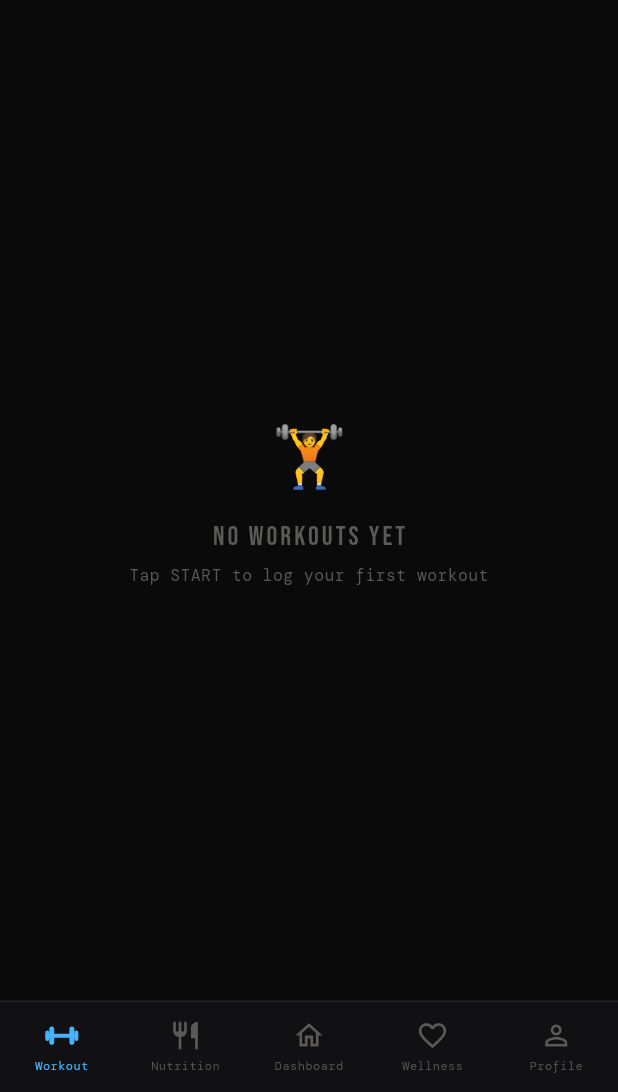
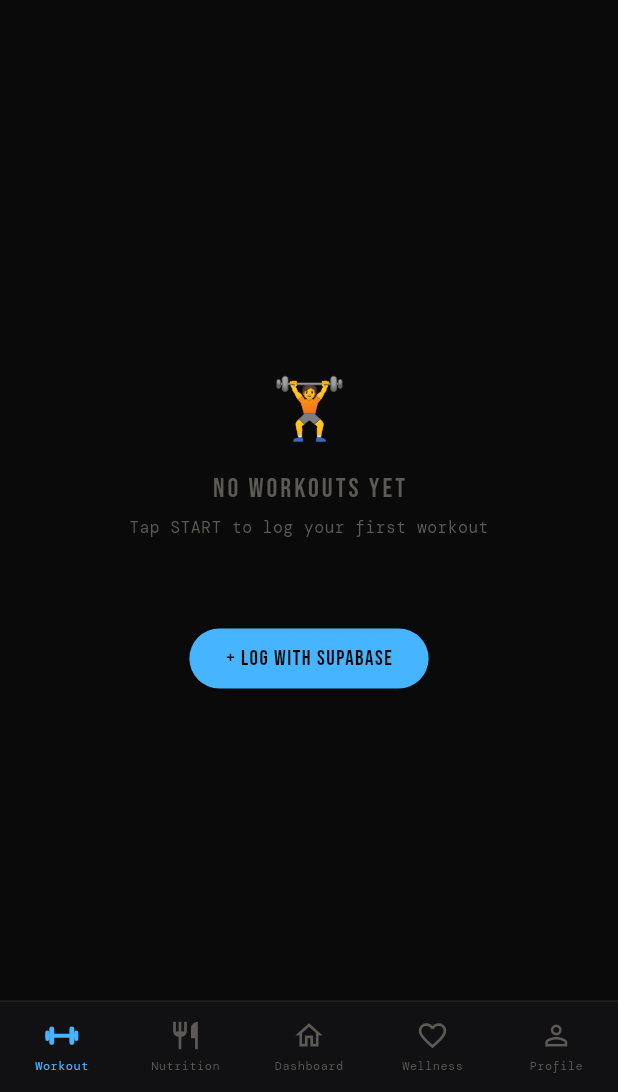
Before and after one commit to Brandon-Begley/IronMind, a Flutter app: the screen it shows after launch, item 2 of the bottom bar chosen, after a tap on "Workout", on a phone screen of 412 x 824 dp, the part 144-1236 px from its top. Run offline on Flutter 3.47's test engine with Material 3 defaults, Android fonts, the phone set to English and light mode, and no system bars; our stand-ins replace csv, file_picker, fl_chart, google_fonts, shared_preferences, supabase_flutter; accounts and stored records are empty; network calls fail.

Commit message:
Integrate workout and meal logging into screens
- Add LogWorkoutDialog to WorkoutScreen with Supabase backend
- Add LogMealDialog to NutritionScreen with USDA API integration
- Display logged workouts from both API and Supabase
- Display logged meals from Supabase
- Add authentication checks before logging
- Combine historical logs with Supabase logs in UI

```diff
--- a/lib/screens/workout_screen.dart
+++ b/lib/screens/workout_screen.dart
@@ -5,8 +5,10 @@
 import 'package:file_picker/file_picker.dart';
 import '../theme.dart';
 import '../widgets/common.dart';
+import '../widgets/log_workout_dialog.dart';
 import '../services/api_service.dart';
 import '../services/csv_service.dart';
+import '../services/supabase_service.dart';
 
 class WorkoutScreen extends StatefulWidget {
   final bool connected;
@@ -348,50 +350,148 @@
 }
 class _LogHistoryTabState extends State<_LogHistoryTab> {
   List<Map<String, dynamic>> _logs = [];
+  List<Map<String, dynamic>> _supabaseLogs = [];
   bool _loading = true;
 
   @override
-  void initState() { super.initState(); _load(); }
+  void initState() {
+    super.initState();
+    _load();
+  }
 
   Future<void> _load() async {
-    try { final l = await ApiService.getLogs(); setState(() { _logs = l; _loading = false; }); }
+    try {
+      final l = await ApiService.getLogs();
+
+      // Try to load from Supabase if user is authenticated
+      final user = SupabaseService().getCurrentUser();
+      if (user != null) {
+        try {
+          final supabaseLogs = await SupabaseService().getUserWorkouts(user.id);
+          setState(() {
+            _logs = l;
+            _supabaseLogs = supabaseLogs;
+            _loading = false;
+          });
+        } catch (e) {
+          setState(() { _logs = l; _loading = false; });
+        }
+      } else {
+        setState(() { _logs = l; _loading = false; });
+      }
+    }
     catch (_) { setState(() => _loading = false); }
+  }
+
+  void _showLogWorkout() {
+    final user = SupabaseService().getCurrentUser();
+    if (user == null) {
+      ScaffoldMessenger.of(context).showSnackBar(
+        const SnackBar(content: Text('Please sign in to log workouts')),
+      );
+      return;
+    }
+
+    showDialog(
+      context: context,
+      builder: (ctx) => LogWorkoutDialog(
+        userId: user.id,
+        onWorkoutLogged: (workout) {
+          _load();
+        },
+      ),
+    );
   }
 
   @override
   Widget build(BuildContext context) {
     if (_loading) return const Center(child: CircularProgressIndicator(color: IronMindTheme.accent));
-    if (_logs.isEmpty) return const EmptyState(icon: '🏋️', title: 'No Workouts Yet', sub: 'Tap START to log your first workout');
+
+    // Combine both logs
+    final allLogs = [..._logs, ..._supabaseLogs];
+
+    if (allLogs.isEmpty) return Center(
+      child: Column(
+        mainAxisAlignment: MainAxisAlignment.center,
+        children: [
+          const EmptyState(icon: '🏋️', title: 'No Workouts Yet', sub: 'Tap START to log your first workout'),
+          const SizedBox(height: 16),
+          ElevatedButton(
+            onPressed: _showLogWorkout,
+            style: ElevatedButton.styleFrom(
+              backgroundColor: IronMindTheme.accent,
+            ),
+            child: Text(
+              '+ Log with Supabase',
+              style: GoogleFonts.bebasNeue(
+                color: IronMindTheme.bg,
+                letterSpacing: 1,
+              ),
+            ),
+          ),
+        ],
+      ),
+    );
+
     return RefreshIndicator(
       color: IronMindTheme.accent, backgroundColor: IronMindTheme.surface2, onRefresh: _load,
-      child: ListView.builder(
+      child: ListView(
         padding: const EdgeInsets.fromLTRB(16, 12, 16, 100),
-        itemCount: _logs.length,
-        itemBuilder: (ctx, i) {
-          final log = _logs[i];
+        children: [
+          Padding(
+            padding: const EdgeInsets.only(bottom: 16),
+            child: ElevatedButton.icon(
+              onPressed: _showLogWorkout,
+              icon: const Icon(Icons.add),
+              label: Text(
+                'Log Workout',
+                style: GoogleFonts.bebasNeue(letterSpacing: 1),
+              ),
+              style: ElevatedButton.styleFrom(
+                backgroundColor: IronMindTheme.accent,
+                foregroundColor: IronMindTheme.bg,
+              ),
+            ),
+          ),
+          ...allLogs.map((log) {
             final exs = log['exercises'] as List? ?? [];
             return Dismissible(
-            key: Key('log-${log['id']}'),
+              key: Key('log-${log['id'] ?? log.hashCode}'),
               direction: DismissDirection.endToStart,
               background: Container(alignment: Alignment.centerRight, padding: const EdgeInsets.only(right: 20), margin: const EdgeInsets.only(bottom: 10), decoration: BoxDecoration(color: IronMindTheme.redDim, borderRadius: BorderRadius.circular(10)), child: const Icon(Icons.delete_outline, color: IronMindTheme.red)),
-            onDismissed: (_) => ApiService.deleteLog(log['id']),
+              onDismissed: (_) {
+                if (log['id'] != null && log.containsKey('day_name')) {
+                  ApiService.deleteLog(log['id']);
+                }
+              },
               child: Padding(
                 padding: const EdgeInsets.only(bottom: 10),
                 child: IronCard(child: Column(crossAxisAlignment: CrossAxisAlignment.start, children: [
                   Row(children: [
-                  Expanded(child: Text(log['day_name'] ?? 'Workout', style: GoogleFonts.bebasNeue(color: IronMindTheme.textPrimary, fontSize: 18, letterSpacing: 1))),
+                    Expanded(child: Text(
+                      log['day_name'] ?? log['exercise_name'] ?? 'Workout',
+                      style: GoogleFonts.bebasNeue(color: IronMindTheme.textPrimary, fontSize: 18, letterSpacing: 1),
+                    )),
                     IronBadge(log['date'] ?? '', color: IronMindTheme.text3),
                   ]),
                   if ((log['focus'] ?? '').isNotEmpty) Text(log['focus'], style: GoogleFonts.dmMono(color: IronMindTheme.accent, fontSize: 10)),
+                  if ((log['target_muscle'] ?? '').isNotEmpty) Text('Target: ${log['target_muscle']}', style: GoogleFonts.dmMono(color: IronMindTheme.accent, fontSize: 10)),
                   if (exs.isNotEmpty) ...[
                     const SizedBox(height: 6),
                     ...exs.take(3).map((ex) => Text('• ${ex['name']} — ${ex['weight']}lb × ${ex['sets']}×${ex['reps']}', style: GoogleFonts.dmMono(color: IronMindTheme.text2, fontSize: 10))),
                     if (exs.length > 3) Text('+ ${exs.length - 3} more exercises', style: GoogleFonts.dmMono(color: IronMindTheme.text3, fontSize: 9)),
+                  ] else if (log.containsKey('exercise_name')) ...[
+                    const SizedBox(height: 6),
+                    Text(
+                      '• ${log['exercise_name']} — ${log['weight']}lb × ${log['sets']}×${log['reps']}',
+                      style: GoogleFonts.dmMono(color: IronMindTheme.text2, fontSize: 10),
+                    ),
                   ],
                 ])),
               ),
             );
-        },
+          }).toList(),
+        ],
       ),
     );
   }
```
Also changed, not shown: lib/screens/nutrition_screen.dart (+19 -5 lines). Lines whose indentation alone changed are shown as unchanged.
